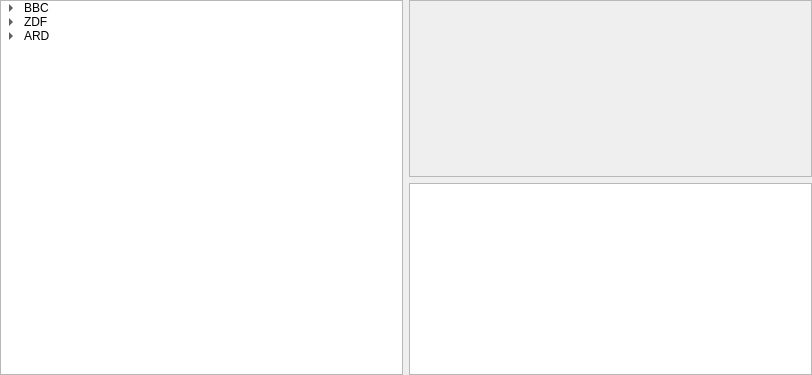
Before: the Qt Designer form widget.ui in KonstantinCodes/KangooFeed, drawn with Qt 5.
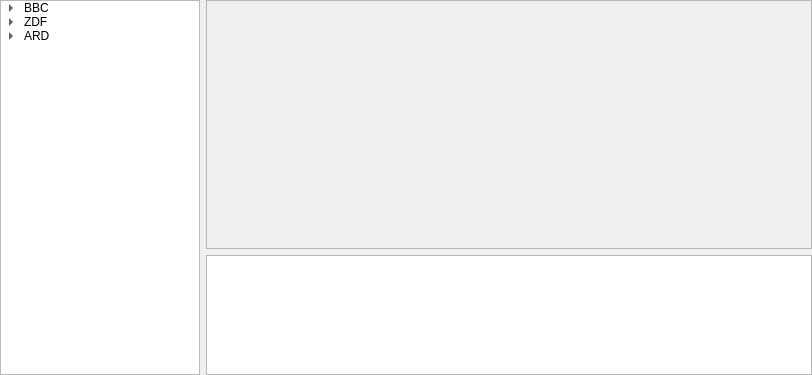
After: the same form once the commit is applied.

The edit to the form file:
```diff
--- a/widget.ui
+++ b/widget.ui
@@ -22,6 +22,24 @@
    </property>
    <item>
     <widget class="QTreeWidget" name="treeWidget">
+     <property name="sizePolicy">
+      <sizepolicy hsizetype="Preferred" vsizetype="Expanding">
+       <horstretch>0</horstretch>
+       <verstretch>0</verstretch>
+      </sizepolicy>
+     </property>
+     <property name="minimumSize">
+      <size>
+       <width>200</width>
+       <height>0</height>
+      </size>
+     </property>
+     <property name="maximumSize">
+      <size>
+       <width>200</width>
+       <height>16777215</height>
+      </size>
+     </property>
      <property name="showDropIndicator" stdset="0">
       <bool>true</bool>
      </property>
@@ -88,6 +106,18 @@
     <layout class="QVBoxLayout" name="verticalLayout">
      <item>
       <widget class="QScrollArea" name="feedScrollArea">
+       <property name="sizePolicy">
+        <sizepolicy hsizetype="Expanding" vsizetype="Expanding">
+         <horstretch>0</horstretch>
+         <verstretch>0</verstretch>
+        </sizepolicy>
+       </property>
+       <property name="minimumSize">
+        <size>
+         <width>0</width>
+         <height>0</height>
+        </size>
+       </property>
        <property name="widgetResizable">
         <bool>true</bool>
        </property>
@@ -96,8 +126,8 @@
          <rect>
           <x>0</x>
           <y>0</y>
-          <width>399</width>
-          <height>173</height>
+          <width>602</width>
+          <height>245</height>
          </rect>
         </property>
         <layout class="QGridLayout" name="gridLayout">
@@ -109,7 +139,26 @@
       </widget>
      </item>
      <item>
-      <widget class="QListWidget" name="relatedListWidget"/>
+      <widget class="QListWidget" name="relatedListWidget">
+       <property name="sizePolicy">
+        <sizepolicy hsizetype="Expanding" vsizetype="Preferred">
+         <horstretch>0</horstretch>
+         <verstretch>0</verstretch>
+        </sizepolicy>
+       </property>
+       <property name="minimumSize">
+        <size>
+         <width>0</width>
+         <height>120</height>
+        </size>
+       </property>
+       <property name="maximumSize">
+        <size>
+         <width>16777215</width>
+         <height>120</height>
+        </size>
+       </property>
+      </widget>
      </item>
     </layout>
    </item>
```
